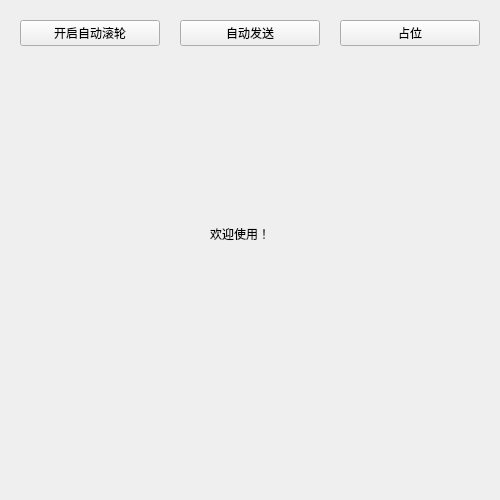
shenxingchao/python_pyside6_tool, file lib/main.ui: the form before one commit.
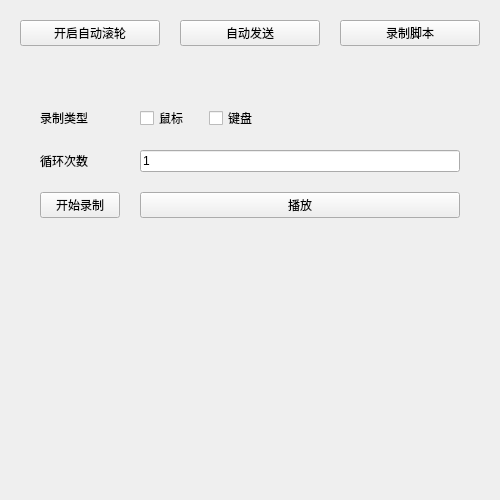
The form after the commit.

Commit message: 1.录制脚本大致功能

```diff
--- a/lib/main.ui
+++ b/lib/main.ui
@@ -81,7 +81,10 @@
            <cursorShape>PointingHandCursor</cursorShape>
           </property>
           <property name="text">
-           <string>占位</string>
+           <string>录制脚本</string>
+          </property>
+          <property name="checkable">
+           <bool>true</bool>
           </property>
          </widget>
         </item>
@@ -107,7 +110,7 @@
         <item>
          <widget class="QStackedWidget" name="main_container_widget">
           <property name="currentIndex">
-           <number>0</number>
+           <number>2</number>
           </property>
           <widget class="QWidget" name="default_page">
            <layout class="QVBoxLayout" name="verticalLayout">
@@ -259,6 +262,112 @@
             </item>
            </layout>
           </widget>
+          <widget class="QWidget" name="record_form_widget">
+           <layout class="QVBoxLayout" name="verticalLayout_4">
+            <property name="spacing">
+             <number>0</number>
+            </property>
+            <property name="leftMargin">
+             <number>20</number>
+            </property>
+            <property name="topMargin">
+             <number>20</number>
+            </property>
+            <property name="rightMargin">
+             <number>20</number>
+            </property>
+            <property name="bottomMargin">
+             <number>20</number>
+            </property>
+            <item>
+             <layout class="QFormLayout" name="record_form_layout">
+              <property name="horizontalSpacing">
+               <number>20</number>
+              </property>
+              <property name="verticalSpacing">
+               <number>20</number>
+              </property>
+              <item row="0" column="0">
+               <widget class="QLabel" name="record_type_label">
+                <property name="text">
+                 <string>录制类型</string>
+                </property>
+               </widget>
+              </item>
+              <item row="0" column="1">
+               <layout class="QHBoxLayout" name="record_type_layout" stretch="0,1">
+                <property name="spacing">
+                 <number>20</number>
+                </property>
+                <item>
+                 <widget class="QCheckBox" name="record_type_checkbox_1">
+                  <property name="text">
+                   <string>鼠标</string>
+                  </property>
+                  <attribute name="buttonGroup">
+                   <string notr="true">record_type_checkbox_group</string>
+                  </attribute>
+                 </widget>
+                </item>
+                <item>
+                 <widget class="QCheckBox" name="record_type_checkbox_2">
+                  <property name="text">
+                   <string>键盘</string>
+                  </property>
+                  <attribute name="buttonGroup">
+                   <string notr="true">record_type_checkbox_group</string>
+                  </attribute>
+                 </widget>
+                </item>
+               </layout>
+              </item>
+              <item row="1" column="0">
+               <widget class="QLabel" name="record_play_count_label">
+                <property name="text">
+                 <string>循环次数</string>
+                </property>
+               </widget>
+              </item>
+              <item row="1" column="1">
+               <widget class="QLineEdit" name="record_play_count_input">
+                <property name="text">
+                 <string>1</string>
+                </property>
+               </widget>
+              </item>
+              <item row="2" column="0">
+               <widget class="QPushButton" name="record_submit_btn">
+                <property name="enabled">
+                 <bool>true</bool>
+                </property>
+                <property name="cursor">
+                 <cursorShape>PointingHandCursor</cursorShape>
+                </property>
+                <property name="text">
+                 <string>开始录制</string>
+                </property>
+                <property name="checkable">
+                 <bool>true</bool>
+                </property>
+               </widget>
+              </item>
+              <item row="2" column="1">
+               <widget class="QPushButton" name="record_play_btn">
+                <property name="cursor">
+                 <cursorShape>PointingHandCursor</cursorShape>
+                </property>
+                <property name="text">
+                 <string>播放</string>
+                </property>
+                <property name="checkable">
+                 <bool>false</bool>
+                </property>
+               </widget>
+              </item>
+             </layout>
+            </item>
+           </layout>
+          </widget>
          </widget>
         </item>
        </layout>
```
Left out of the diff: 68 changed lines with no effect on the pictures. The commit also changes 8 other files.
